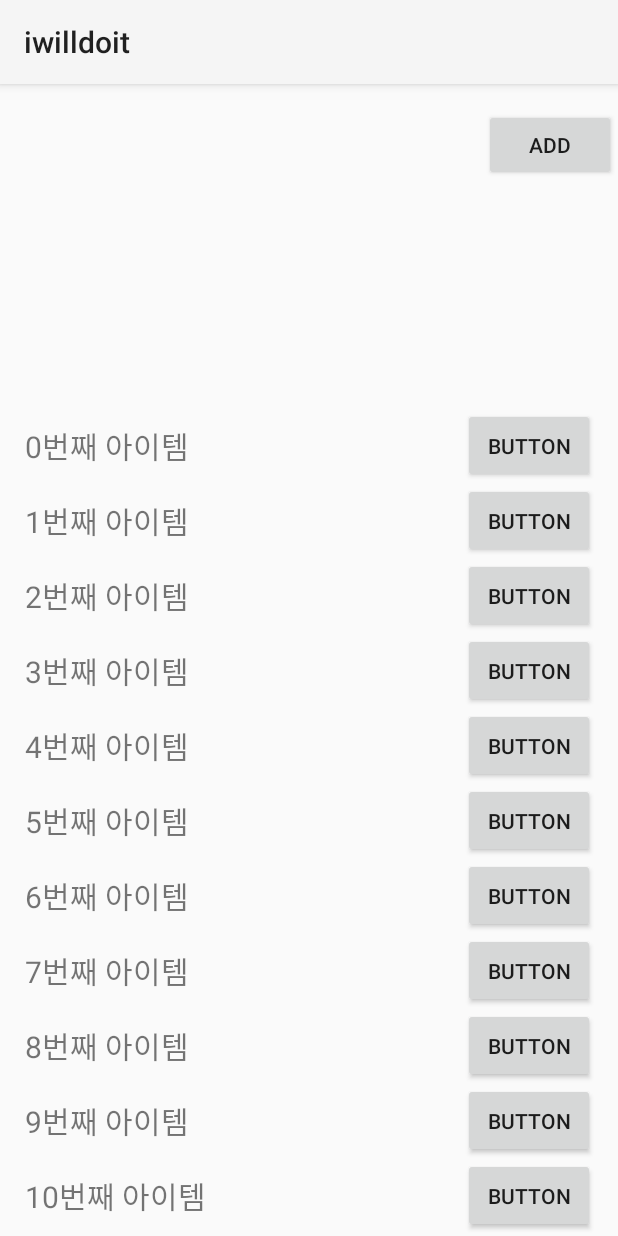
After one commit to jongyuni/andoridproject_iwilldoit, an Android app: the fragment YearFragment shown on its own in the app's theme, on a phone screen of 412 x 824 dp. The commit adds this screen. Run offline under Robolectric (Android 15) with nearby library versions, the phone set to English and light mode, and no system bars.

Commit message:
version 1.2

```diff
--- /dev/null
+++ b/app/src/main/java/com/example/iwilldoit/Adapter.java
@@ -0,0 +1,47 @@
+package com.example.iwilldoit;
+
+import android.content.Context;
+import android.view.LayoutInflater;
+import android.view.View;
+import android.view.ViewGroup;
+
+import androidx.annotation.NonNull;
+import androidx.recyclerview.widget.RecyclerView;
+
+import java.util.ArrayList;
+
+public class Adapter extends RecyclerView.Adapter<ViewHolder> {
+    private ArrayList<String> arrayList;
+
+    public Adapter() {
+        arrayList = new ArrayList<>();
+    }
+
+    @NonNull
+    @Override
+    public ViewHolder onCreateViewHolder(@NonNull ViewGroup parent, int viewType) {
+        Context context = parent.getContext();
+        LayoutInflater inflater = (LayoutInflater) context.getSystemService(Context.LAYOUT_INFLATER_SERVICE);
+        View view = inflater.inflate(R.layout.item_list, parent, false);
+
+        ViewHolder viewholder = new ViewHolder(context, view);
+
+        return viewholder;
+    }
+
+    @Override
+    public void onBindViewHolder(@NonNull ViewHolder holder, int position) {
+        String text = arrayList.get(position);
+        holder.textView.setText(text);
+    }
+
+    @Override
+    public int getItemCount() {
+        return arrayList.size();
+    }
+
+    // 데이터를 입력
+    public void setArrayData(String strData) {
+        arrayList.add(strData);
+    }
+}
--- a/app/src/main/java/com/example/iwilldoit/MainActivity.java
+++ b/app/src/main/java/com/example/iwilldoit/MainActivity.java
@@ -49,6 +49,5 @@
     public void signupClick(View view){
         Intent intent = new Intent(MainActivity.this,SignupActivity.class);
         startActivity(intent);
-        finish();
     }
 }
--- a/app/src/main/java/com/example/iwilldoit/SignupActivity.java
+++ b/app/src/main/java/com/example/iwilldoit/SignupActivity.java
@@ -6,10 +6,8 @@
 import android.content.Intent;
 import android.os.Bundle;
 import android.view.View;
-import android.widget.EditText;
 import android.widget.Toast;
 
-import com.example.iwilldoit.databinding.ActivityMainBinding;
 import com.example.iwilldoit.databinding.ActivitySignupBinding;
 import com.google.android.gms.tasks.OnCompleteListener;
 import com.google.android.gms.tasks.Task;
--- /dev/null
+++ b/app/src/main/java/com/example/iwilldoit/ViewHolder.java
@@ -0,0 +1,28 @@
+package com.example.iwilldoit;
+
+import android.content.Context;
+import android.view.View;
+import android.widget.Button;
+import android.widget.TextView;
+import android.widget.Toast;
+
+import androidx.recyclerview.widget.RecyclerView;
+
+public class ViewHolder extends RecyclerView.ViewHolder {
+    public TextView textView;
+    public Button button;
+
+    ViewHolder(Context context, View itemView) {
+        super(itemView);
+
+        textView = itemView.findViewById(R.id.textView);
+        button = itemView.findViewById(R.id.button);
+        button.setOnClickListener(new View.OnClickListener() {
+            @Override
+            public void onClick(View v) {
+                String strText = textView.getText().toString();
+                Toast.makeText(context, strText, Toast.LENGTH_SHORT).show();
+            }
+        });
+    }
+}
--- /dev/null
+++ b/app/src/main/java/com/example/iwilldoit/YearFragment.java
@@ -0,0 +1,45 @@
+package com.example.iwilldoit;
+
+import android.os.Bundle;
+import android.view.LayoutInflater;
+import android.view.View;
+import android.view.ViewGroup;
+import android.widget.Button;
+
+import androidx.annotation.NonNull;
+import androidx.annotation.Nullable;
+import androidx.fragment.app.Fragment;
+import androidx.recyclerview.widget.LinearLayoutManager;
+import androidx.recyclerview.widget.RecyclerView;
+
+public class YearFragment extends Fragment {
+    Adapter adapter;
+
+    @Nullable
+    @Override
+    public View onCreateView(@NonNull LayoutInflater inflater, @Nullable ViewGroup container,
+                             @Nullable Bundle savedInstanceState) {
+        ViewGroup rootView = (ViewGroup)inflater.inflate(R.layout.year_fragment, container, false);
+
+        Button btn_add = rootView.findViewById(R.id.btn_add);
+        RecyclerView recyclerView = rootView.findViewById(R.id.recycler_view);
+        recyclerView.setLayoutManager(new LinearLayoutManager(getActivity(), RecyclerView.VERTICAL, false)) ;
+        adapter = new Adapter();
+        for (int i = 0; i < 100; i++) {
+            String str = i + "번째 아이템";
+            adapter.setArrayData(str);
+        }
+
+        recyclerView.setAdapter(adapter);
+        // Add 버튼 클릭
+        btn_add.setOnClickListener(new View.OnClickListener() {
+            @Override
+            public void onClick(View v) {
+
+            }
+        });
+
+        return rootView;
+
+    }
+}
--- /dev/null
+++ b/app/src/main/res/layout/item_list.xml
@@ -0,0 +1,24 @@
+<?xml version="1.0" encoding="utf-8"?>
+<RelativeLayout
+    xmlns:android="http://schemas.android.com/apk/res/android"
+    android:layout_width="match_parent"
+    android:layout_height="50dp">
+
+    <TextView
+        android:layout_width="match_parent"
+        android:layout_height="match_parent"
+        android:layout_alignParentLeft="true"
+        android:text="text text text text"
+        android:textSize="20dp"
+        android:gravity="center_vertical"
+        android:id="@+id/textView"/>
+
+    <Button
+        android:layout_width="wrap_content"
+        android:layout_height="match_parent"
+        android:layout_alignParentRight="true"
+        android:text="button"
+        android:id="@+id/button"/>
+
+
+</RelativeLayout>
--- /dev/null
+++ b/app/src/main/res/layout/year_fragment.xml
@@ -0,0 +1,33 @@
+<?xml version="1.0" encoding="utf-8"?>
+<androidx.constraintlayout.widget.ConstraintLayout
+    xmlns:android="http://schemas.android.com/apk/res/android"
+    xmlns:app="http://schemas.android.com/apk/res-auto"
+    xmlns:tools="http://schemas.android.com/tools"
+    android:layout_width="match_parent"
+    android:layout_height="match_parent">
+
+
+    <Button
+        android:id="@+id/btn_add"
+        android:layout_width="wrap_content"
+        android:layout_height="wrap_content"
+        android:onClick="addClick"
+        android:text="Add"
+        app:layout_constraintBottom_toBottomOf="parent"
+        app:layout_constraintEnd_toEndOf="parent"
+        app:layout_constraintHorizontal_bias="0.996"
+        app:layout_constraintStart_toStartOf="parent"
+        app:layout_constraintTop_toTopOf="parent"
+        app:layout_constraintVertical_bias="0.023" />
+
+    <androidx.recyclerview.widget.RecyclerView
+        android:id="@+id/recycler_view"
+        android:layout_width="380dp"
+        android:layout_height="550dp"
+        app:layout_constraintBottom_toBottomOf="parent"
+        app:layout_constraintEnd_toEndOf="parent"
+        app:layout_constraintHorizontal_bias="0.516"
+        app:layout_constraintStart_toStartOf="parent"
+        app:layout_constraintTop_toTopOf="parent"
+        app:layout_constraintVertical_bias="0.992" />
+</androidx.constraintlayout.widget.ConstraintLayout>
```
Also changed, not shown: app/src/main/java/com/example/iwilldoit/HomeActivity.java (+29 -1 lines), app/src/main/java/com/example/iwilldoit/LifeFragment.java (added, +20 -0 lines), app/src/main/res/layout/life_fragment.xml (added, +21 -0 lines).
